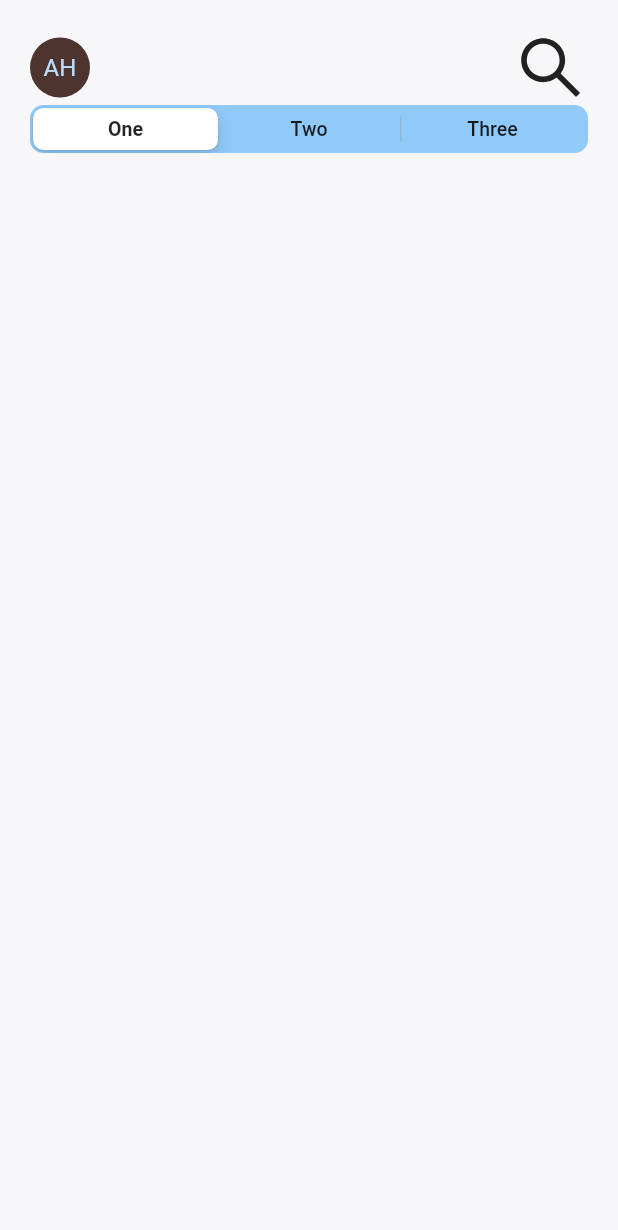
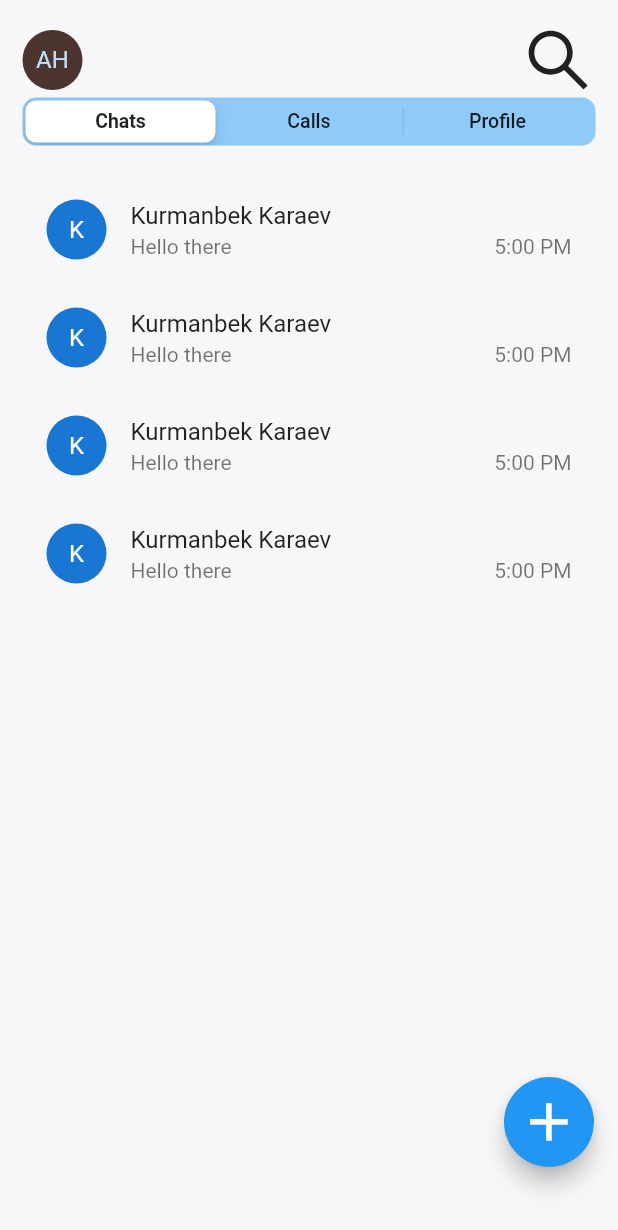
Before and after one commit to kumaskano1-edu/EmotiMessenger, a Flutter app: the Dashboard screen opened by its route, on a phone screen of 412 x 824 dp. Shown: the top 1230 px of the screen. Run offline on Flutter 3.47's test engine with Material 2 defaults, Android fonts, the phone set to English and light mode, and no system bars; our stand-ins replace ant_icons, firebase_auth, firebase_core, google_sign_in; accounts and stored records are empty.

Commit message:
dashboard layout created

```diff
--- a/lib/screens/Dashboard.dart
+++ b/lib/screens/Dashboard.dart
@@ -1,6 +1,8 @@
 import 'package:ant_icons/ant_icons.dart';
 import 'package:flutter/material.dart';
 import 'package:messenger/provider/Authentication.dart';
+import 'package:messenger/widgets/interaction/ChatTile.dart';
+import 'package:messenger/widgets/interaction/ChatTile.dart';
 import 'package:messenger/widgets/interaction/Tabs.dart';
 
 class Dashboard extends StatefulWidget {
@@ -12,10 +14,17 @@ class _DashboardState extends State<Dashboard> {
   @override
   Widget build(BuildContext context) {
     return Scaffold(
+      floatingActionButton: Container(
+        height: 120.0,
+        width: 60.0,
+        child: FittedBox(
+          child: FloatingActionButton(child: Icon(Icons.add, size: 40,),),
+        ),
+      ),
       body: SafeArea(
         child: Container(
-          padding: EdgeInsets.all(20),
-          child: Column(
+          padding: EdgeInsets.all(15),
+          child: Column( //Main Column
             children: [
               Row( // the Avatar + Search
                 mainAxisAlignment: MainAxisAlignment.spaceBetween,
@@ -30,7 +39,22 @@ class _DashboardState extends State<Dashboard> {
                   ),
                 ],
               ),
-              HeaderTabs()
+              HeaderTabs(),
+              Container(
+                padding: EdgeInsets.symmetric(vertical: 20),
+                child: Column(
+                  children: [
+                      ChatTile(ContactAvatar: "K", ContactName: "Kurmanbek",
+                        LastMessage: "Hey how are you doing", TimeRecieved: "1:00AM",),
+                    ChatTile(ContactAvatar: "MD", ContactName: "Kurmanbek",
+                      LastMessage: "wHATSUPP!!!", TimeRecieved: "1:00AM",),
+                    ChatTile(ContactAvatar: "KU", ContactName: "Kurmanbek",
+                      LastMessage: ":)", TimeRecieved: "1:00AM",),
+                    ChatTile(ContactAvatar: "SY", ContactName: "Kurmanbek",
+                      LastMessage: "Love you", TimeRecieved: "1:00AM",),
+                  ],
+                ),
+              ),
             ],
           ),
         ),
--- /dev/null
+++ b/lib/widgets/interaction/ChatTile.dart
@@ -0,0 +1,36 @@
+import 'package:flutter/material.dart';
+
+class ChatTile extends StatefulWidget {
+  String ContactName;
+  String ContactAvatar;
+  String LastMessage;
+  String TimeRecieved;
+  ChatTile({this.ContactAvatar, this.ContactName, this.LastMessage, this.TimeRecieved});
+  @override
+  _ChatTileState createState() => _ChatTileState();
+}
+
+class _ChatTileState extends State<ChatTile> {
+  @override
+  Widget build(BuildContext context) {
+    return Container(
+      child: ListTile(
+        leading: CircleAvatar(
+          child: Text("K"),
+        ),
+        title: Text(
+          "Kurmanbek Karaev"
+        ),
+        subtitle: Row(
+          mainAxisAlignment: MainAxisAlignment.spaceBetween,
+          children: <Widget>[
+            Text(
+              "Hello there"
+            ), Text(""
+                "5:00 PM")
+          ],
+        ),
+      ),
+    );
+  }
+}
--- a/lib/widgets/interaction/Tabs.dart
+++ b/lib/widgets/interaction/Tabs.dart
@@ -16,9 +16,9 @@ class _HeaderTabsState extends State<HeaderTabs> {
           groupValue: segmentedControlValue,
           backgroundColor: Colors.blue.shade200,
           children: const <int, Widget>{
-            0: Text('One'),
-            1: Text('Two'),
-            2: Text('Three')
+            0: Text('Chats'),
+            1: Text('Calls'),
+            2: Text('Profile')
           },
           onValueChanged: (value) {
             setState(() {
```
